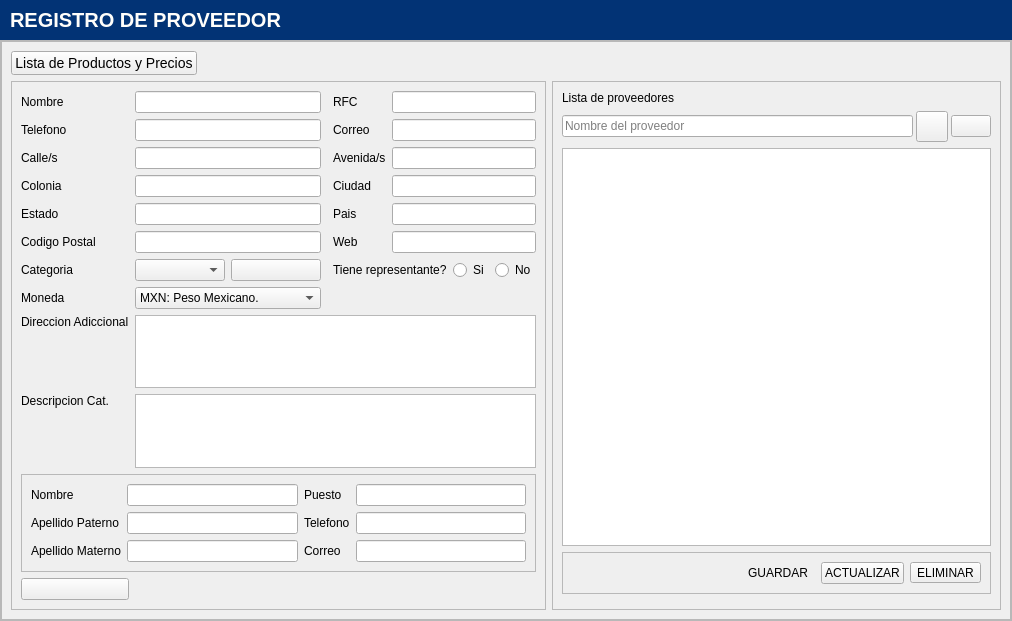
This is app/View/UserInterfaceUi/UI_CONTROL_PROVEEDORES.ui in LAngelVp/software-punto-de-venta as Qt 5 draws it before an edit. The edited form follows.
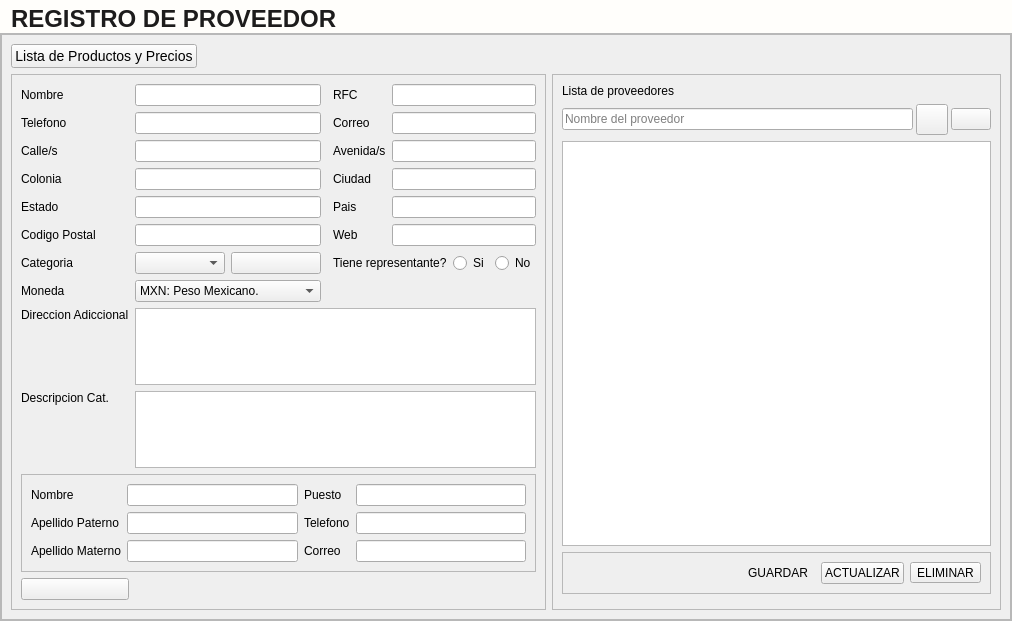
This is the edited form. Icons and pictures are not drawn.

Diff of the .ui file:
```diff
--- a/app/View/UserInterfaceUi/UI_CONTROL_PROVEEDORES.ui
+++ b/app/View/UserInterfaceUi/UI_CONTROL_PROVEEDORES.ui
@@ -21,13 +21,14 @@
 background: #fffefb;
 }
 #label_wp_titulo_proveedores{
-background: #023375;
-min-height: 40px;
-max-height: 40px;
-font-size:20px;
+color:#1d1c1c;
+background-color: #fffefb;
+font-size: 24px;
 font-weight: bold;
-color:#fffefb;
-padding-left:5px;
+padding-left: 5px;
+text-transform: uppercase;
+font-family: &quot;Arial&quot;;
+padding-top: 5px;
 }
 *[objectName*=&quot;etiquetaTitulo_&quot;]{
 font-size:18px;
@@ -173,13 +174,13 @@
      <property name="minimumSize">
       <size>
        <width>0</width>
-       <height>40</height>
+       <height>0</height>
       </size>
      </property>
      <property name="maximumSize">
       <size>
        <width>16777215</width>
-       <height>40</height>
+       <height>16777215</height>
       </size>
      </property>
      <property name="text">
@@ -222,7 +223,7 @@
            <x>0</x>
            <y>0</y>
            <width>1008</width>
-           <height>577</height>
+           <height>583</height>
           </rect>
          </property>
          <layout class="QGridLayout" name="gridLayout_7">
```
